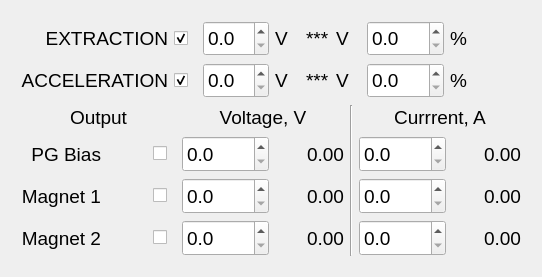
This is Magnets_UI.ui in smertouh/1_MeV_UI_additional as Qt 5 draws it before an edit. The edited form follows.
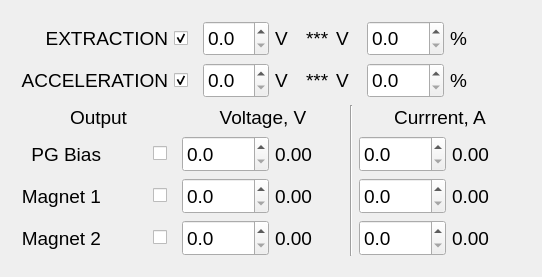
This is the edited form. Icons and pictures are not drawn.

Diff of the .ui file:
```diff
--- a/Magnets_UI.ui
+++ b/Magnets_UI.ui
@@ -890,7 +890,7 @@
         </property>
        </widget>
       </item>
-      <item row="2" column="4">
+      <item row="2" column="4" alignment="Qt::AlignLeft">
        <widget class="QLabel" name="label_149">
         <property name="font">
          <font>
@@ -909,7 +909,7 @@
          <enum>Qt::PlainText</enum>
         </property>
         <property name="alignment">
-         <set>Qt::AlignRight|Qt::AlignTrailing|Qt::AlignVCenter</set>
+         <set>Qt::AlignLeading|Qt::AlignLeft|Qt::AlignVCenter</set>
         </property>
        </widget>
       </item>
@@ -1064,7 +1064,7 @@
         </property>
        </widget>
       </item>
-      <item row="1" column="4">
+      <item row="1" column="4" alignment="Qt::AlignLeft">
        <widget class="QLabel" name="label_140">
         <property name="font">
          <font>
@@ -1083,7 +1083,7 @@
          <enum>Qt::PlainText</enum>
         </property>
         <property name="alignment">
-         <set>Qt::AlignRight|Qt::AlignTrailing|Qt::AlignVCenter</set>
+         <set>Qt::AlignLeading|Qt::AlignLeft|Qt::AlignVCenter</set>
         </property>
        </widget>
       </item>
@@ -1104,7 +1104,7 @@
         </property>
        </widget>
       </item>
-      <item row="1" column="7">
+      <item row="1" column="7" alignment="Qt::AlignLeft">
        <widget class="QLabel" name="label_142">
         <property name="font">
          <font>
@@ -1123,7 +1123,7 @@
          <enum>Qt::PlainText</enum>
         </property>
         <property name="alignment">
-         <set>Qt::AlignRight|Qt::AlignTrailing|Qt::AlignVCenter</set>
+         <set>Qt::AlignLeading|Qt::AlignLeft|Qt::AlignVCenter</set>
         </property>
        </widget>
       </item>
@@ -1215,7 +1215,7 @@
         </property>
        </widget>
       </item>
-      <item row="2" column="7">
+      <item row="2" column="7" alignment="Qt::AlignLeft">
        <widget class="QLabel" name="label_151">
         <property name="font">
          <font>
@@ -1234,7 +1234,7 @@
          <enum>Qt::PlainText</enum>
         </property>
         <property name="alignment">
-         <set>Qt::AlignRight|Qt::AlignTrailing|Qt::AlignVCenter</set>
+         <set>Qt::AlignLeading|Qt::AlignLeft|Qt::AlignVCenter</set>
         </property>
        </widget>
       </item>
@@ -1372,7 +1372,7 @@
         </property>
        </widget>
       </item>
-      <item row="3" column="4">
+      <item row="3" column="4" alignment="Qt::AlignLeft">
        <widget class="QLabel" name="label_150">
         <property name="font">
          <font>
@@ -1391,7 +1391,7 @@
          <enum>Qt::PlainText</enum>
         </property>
         <property name="alignment">
-         <set>Qt::AlignRight|Qt::AlignTrailing|Qt::AlignVCenter</set>
+         <set>Qt::AlignLeading|Qt::AlignLeft|Qt::AlignVCenter</set>
         </property>
        </widget>
       </item>
@@ -1439,7 +1439,7 @@
         </property>
        </widget>
       </item>
-      <item row="3" column="7">
+      <item row="3" column="7" alignment="Qt::AlignLeft">
        <widget class="QLabel" name="label_152">
         <property name="font">
          <font>
@@ -1457,9 +1457,6 @@
         <property name="textFormat">
          <enum>Qt::PlainText</enum>
         </property>
-        <property name="alignment">
-         <set>Qt::AlignRight|Qt::AlignTrailing|Qt::AlignVCenter</set>
-        </property>
        </widget>
       </item>
       <item row="0" column="0" colspan="3">
```
